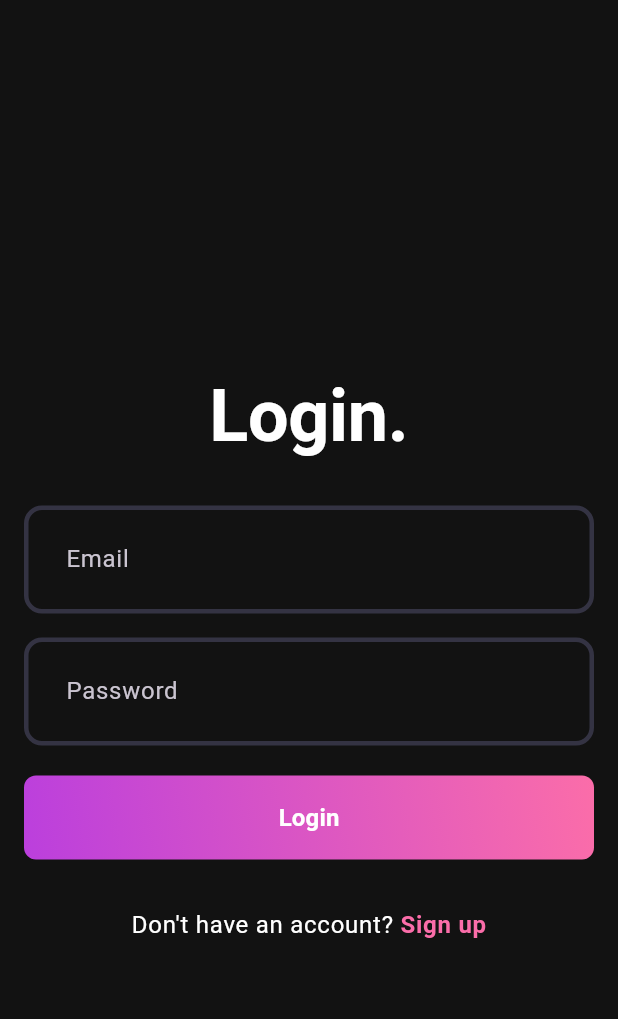
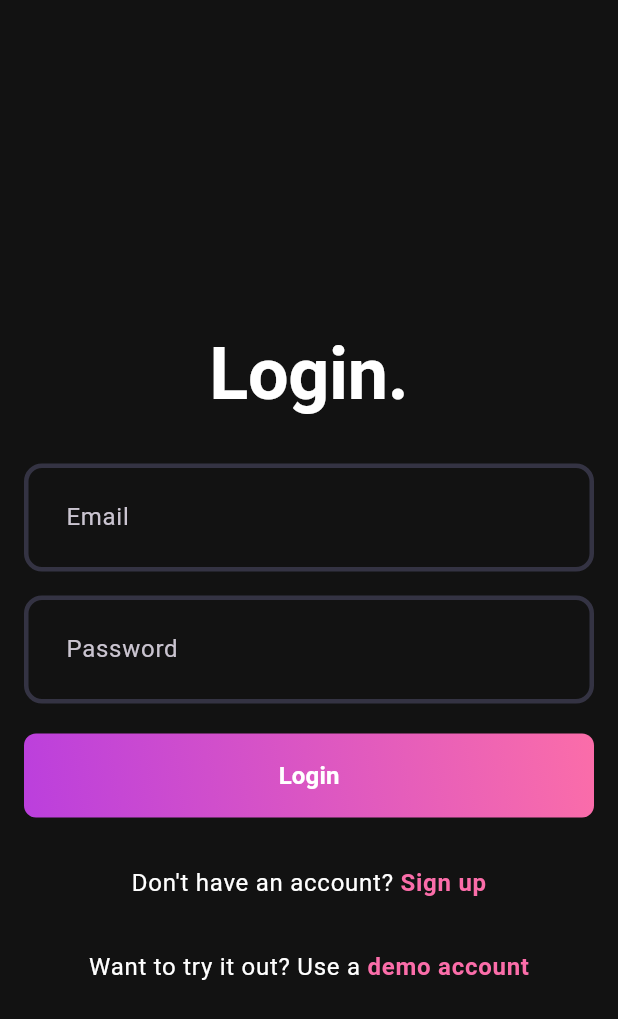
Before and after one commit to Danial-03-dev/music_app, a Flutter app: the screen it shows after launch, on a phone screen of 412 x 824 dp. Shown: the top 1019 px of the screen. Run offline on Flutter 3.47's test engine with Material 3 defaults, Android fonts, the phone set to English and light mode, and no system bars; our stand-ins replace dotted_border, file_picker, flutter_riverpod, fpdart, hive_flutter, just_audio and 3 more; missing offline and left inert: audio_waveforms, flex_color_picker; accounts and stored records are empty; generated files the repository leaves out were written again.

Commit message:
feat: add demo account login button

```diff
--- a/client/lib/features/auth/view/pages/login_page.dart
+++ b/client/lib/features/auth/view/pages/login_page.dart
@@ -1,5 +1,6 @@
 import 'package:client/features/auth/view/pages/signup_page.dart';
 import 'package:client/features/auth/view/widgets/buttons/custom_text_button.dart';
+import 'package:client/features/auth/view/widgets/buttons/demo_login_button.dart';
 import 'package:client/features/auth/view/widgets/forms/login_form.dart';
 import 'package:flutter/material.dart';
 
@@ -40,6 +41,8 @@ class LoginPage extends StatelessWidget {
                     CustomTextButton(text: 'Sign up', onPressed: handleSignup),
                   ],
                 ),
+
+                const DemoLoginButton(),
               ],
             ),
           ),
--- /dev/null
+++ b/client/lib/features/auth/view/widgets/buttons/demo_login_button.dart
@@ -0,0 +1,46 @@
+import 'package:client/features/auth/view/widgets/buttons/custom_text_button.dart';
+import 'package:client/features/auth/view_model/auth_view_model.dart';
+import 'package:flutter/material.dart';
+import 'package:flutter_riverpod/flutter_riverpod.dart';
+
+class DemoLoginButton extends ConsumerStatefulWidget {
+  const DemoLoginButton({super.key});
+
+  @override
+  ConsumerState<DemoLoginButton> createState() => _DemoLoginButtonState();
+}
+
+class _DemoLoginButtonState extends ConsumerState<DemoLoginButton> {
+  bool loading = false;
+
+  @override
+  Widget build(BuildContext context) {
+    void handleDemoLogin() async {
+      setState(() {
+        loading = true;
+      });
+
+      await ref
+          .read(authViewModelProvider.notifier)
+          .loginUser(email: 'test@test.com', password: 'testtest');
+
+      setState(() {
+        loading = false;
+      });
+    }
+
+    return Row(
+      mainAxisAlignment: MainAxisAlignment.center,
+      children: [
+        Text(
+          'Want to try it out? Use a ',
+          style: Theme.of(context).textTheme.bodyLarge,
+        ),
+        CustomTextButton(
+          text: 'demo account',
+          onPressed: loading ? null : handleDemoLogin,
+        ),
+      ],
+    );
+  }
+}
```
Also changed, not shown: client/lib/features/home/view/widgets/app_bars/upload_audio_app_bar.dart (+13 -7 lines), client/lib/features/home/view/widgets/audio_slab/widgets/audio_slab_info.dart (+3 -5 lines).
